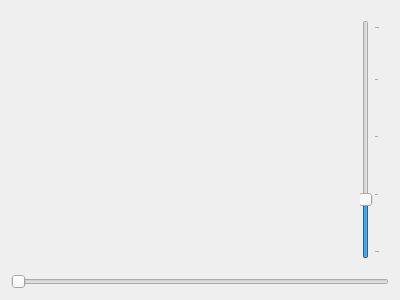
Qt form application/gui/videoplayer.ui (BioFoV/BioFoV) before a commit.
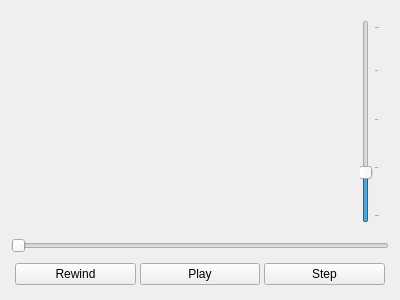
The same form after that commit.

Commit message: move player buttons to player class

Diff of the .ui file:
```diff
--- a/application/gui/videoplayer.ui
+++ b/application/gui/videoplayer.ui
@@ -55,6 +55,54 @@
      </property>
     </widget>
    </item>
+   <item>
+    <widget class="QWidget" name="widget_2" native="true">
+     <property name="sizePolicy">
+      <sizepolicy hsizetype="Preferred" vsizetype="Preferred">
+       <horstretch>0</horstretch>
+       <verstretch>0</verstretch>
+      </sizepolicy>
+     </property>
+     <layout class="QHBoxLayout" name="horizontalLayout_3">
+      <property name="spacing">
+       <number>4</number>
+      </property>
+      <property name="leftMargin">
+       <number>4</number>
+      </property>
+      <property name="topMargin">
+       <number>4</number>
+      </property>
+      <property name="rightMargin">
+       <number>4</number>
+      </property>
+      <property name="bottomMargin">
+       <number>4</number>
+      </property>
+      <item>
+       <widget class="QPushButton" name="rewindButton">
+        <property name="text">
+         <string>Rewind</string>
+        </property>
+       </widget>
+      </item>
+      <item>
+       <widget class="QPushButton" name="playButton">
+        <property name="text">
+         <string>Play</string>
+        </property>
+       </widget>
+      </item>
+      <item>
+       <widget class="QPushButton" name="stepButton">
+        <property name="text">
+         <string>Step</string>
+        </property>
+       </widget>
+      </item>
+     </layout>
+    </widget>
+   </item>
   </layout>
  </widget>
  <resources/>
```
The commit also changes 5 other files.
